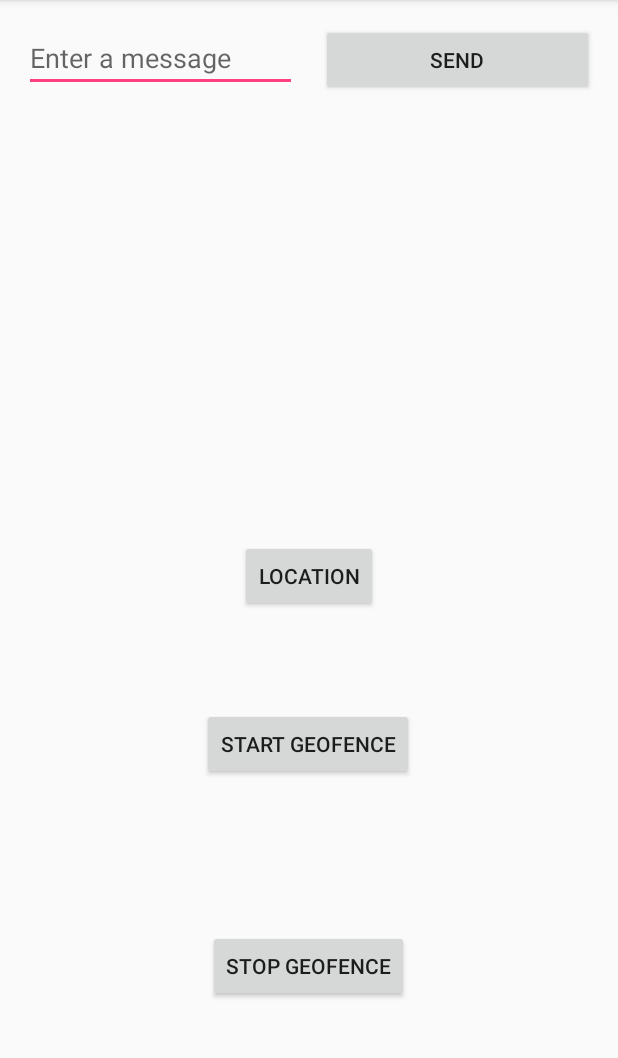
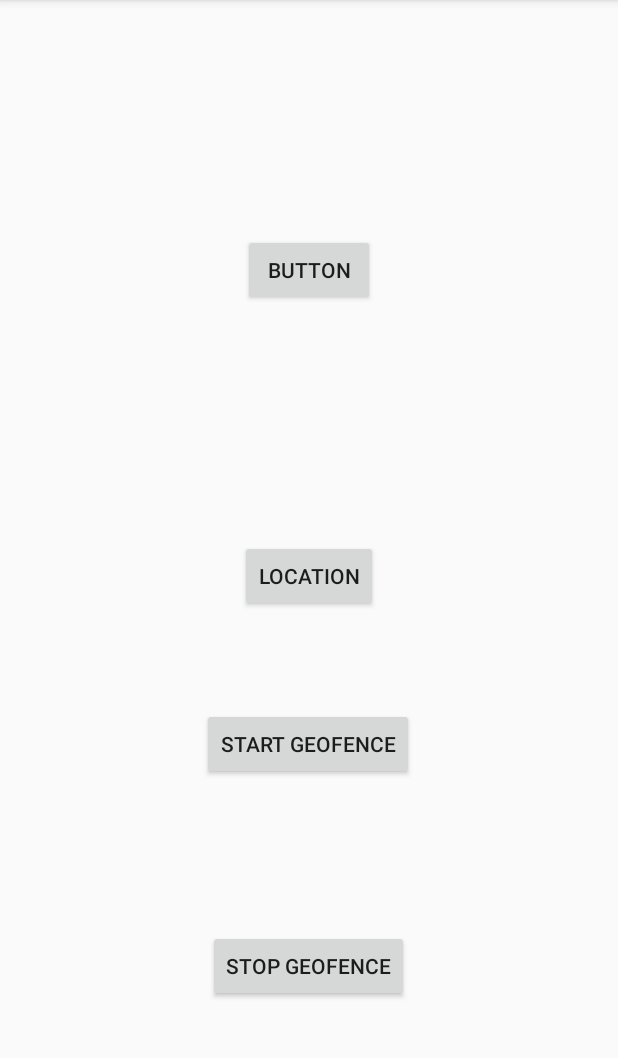
Before and after one commit to MNRKhan/hack-the-6ix-2018, an Android app: the screen it shows after launch (MainActivity), on a phone screen of 412 x 824 dp, the part 84-1142 px from its top. Run offline under Robolectric (Android 15) with nearby library versions, the phone set to English and light mode, and no system bars.

Commit message:
this commit contains implementation of text to speech, speech to text and navigation

```diff
--- a/android/MyApplication/app/build.gradle
+++ b/android/MyApplication/app/build.gradle
@@ -22,6 +22,7 @@ dependencies {
     implementation fileTree(dir: 'libs', include: ['*.jar'])
     implementation 'com.android.support:appcompat-v7:26.1.0'
     implementation 'com.android.support.constraint:constraint-layout:1.1.2'
+    implementation 'com.android.support:design:26.1.0'
     testImplementation 'junit:junit:4.12'
     androidTestImplementation 'com.android.support.test:runner:1.0.2'
     androidTestImplementation 'com.android.support.test.espresso:espresso-core:3.0.2'
--- a/android/MyApplication/app/src/main/java/com/example/mkhan/myapplication/MainActivity.java
+++ b/android/MyApplication/app/src/main/java/com/example/mkhan/myapplication/MainActivity.java
@@ -4,6 +4,7 @@ import android.Manifest;
 import android.app.PendingIntent;
 import android.content.Intent;
 import android.location.Location;
+import android.net.Uri;
 import android.support.v7.app.AppCompatActivity;
 import android.os.Bundle;
 import android.util.Log;
@@ -31,6 +32,7 @@ public class MainActivity extends AppCompatActivity {
 
     GoogleApiClient googleApiClient = null;
 
+    private Button directionMap;
     private Button startLocationMonitoring;
     private Button startGeofenceMonitoring;
     private Button stopGeofenceMonitoring;
@@ -64,6 +66,17 @@ public class MainActivity extends AppCompatActivity {
             }
         });
 
+        directionMap = (Button)findViewById(R.id.maps);
+
+        directionMap.setOnClickListener(new View.OnClickListener(){
+            public void onClick (View v){
+                Intent maps = new Intent (Intent.ACTION_VIEW, Uri.parse("google.navigation:q=Bahen+Toronto+Canada"));
+                maps.setPackage("com.google.android.apps.maps");
+
+                startActivity(maps);
+            }
+
+        });
         // FINE_LOCATION uses gps, COARSE_LOCATION uses wifi
         // FINE_LOCATION consumes more battery but is more accurate and doesn't require wifi access
 
@@ -204,12 +217,5 @@ public class MainActivity extends AppCompatActivity {
         LocationServices.GeofencingApi.removeGeofences(googleApiClient, geofenceIds);
     }
 
-    // called whenever "Send" button is pressed, navigate to new screen with text input value
-    public void sendMessage(View view) {
-        Intent intent = new Intent(this, DisplayMessageActivity.class);
-        EditText editText = (EditText) findViewById(R.id.editText);
-        String message = editText.getText().toString();
-        intent.putExtra(EXTRA_MESSAGE, message);
-        startActivity(intent);
-    }
+
 }
--- a/android/MyApplication/app/src/main/res/layout/activity_main.xml
+++ b/android/MyApplication/app/src/main/res/layout/activity_main.xml
@@ -6,32 +6,6 @@
     android:layout_height="match_parent"
     tools:context="com.example.mkhan.myapplication.MainActivity">
 
-    <EditText
-        android:id="@+id/editText"
-        android:layout_width="0dp"
-        android:layout_height="wrap_content"
-        android:layout_marginStart="16dp"
-        android:layout_marginTop="16dp"
-        android:ems="10"
-        android:hint="@string/edit_message"
-        android:inputType="textPersonName"
-        app:layout_constraintEnd_toStartOf="@+id/button2"
-        app:layout_constraintHorizontal_bias="0.4"
-        app:layout_constraintStart_toStartOf="parent"
-        app:layout_constraintTop_toTopOf="parent" />
-
-    <Button
-        android:id="@+id/button2"
-        android:layout_width="0dp"
-        android:layout_height="wrap_content"
-        android:layout_marginEnd="16dp"
-        android:layout_marginStart="16dp"
-        android:onClick="sendMessage"
-        android:text="@string/button_send"
-        app:layout_constraintBaseline_toBaselineOf="@+id/editText"
-        app:layout_constraintEnd_toEndOf="parent"
-        app:layout_constraintHorizontal_bias="0.5"
-        app:layout_constraintStart_toEndOf="@+id/editText" />
 
     <Button
         android:id="@+id/startLocationMonitoring"
@@ -67,4 +41,18 @@
         app:layout_constraintRight_toRightOf="parent"
         app:layout_constraintTop_toBottomOf="@+id/startGeofenceMonitoring" />
 
+    <Button
+        android:id="@+id/maps"
+        android:layout_width="wrap_content"
+        android:layout_height="wrap_content"
+        android:layout_marginBottom="8dp"
+        android:layout_marginEnd="8dp"
+        android:layout_marginStart="8dp"
+        android:layout_marginTop="8dp"
+        android:text="Button"
+        app:layout_constraintBottom_toTopOf="@+id/startLocationMonitoring"
+        app:layout_constraintEnd_toEndOf="parent"
+        app:layout_constraintStart_toStartOf="parent"
+        app:layout_constraintTop_toTopOf="parent" />
+
 </android.support.constraint.ConstraintLayout>
--- /dev/null
+++ b/android/MyApplication/app/src/main/res/values/dimens.xml
@@ -0,0 +1,3 @@
+<resources>
+    <dimen name="fab_margin">16dp</dimen>
+</resources>
--- a/android/MyApplication/app/src/main/res/values/strings.xml
+++ b/android/MyApplication/app/src/main/res/values/strings.xml
@@ -2,4 +2,5 @@
     <string name="app_name">My Application</string>
     <string name="edit_message">Enter a message</string>
     <string name="button_send">Send</string>
+    <string name="title_activity_speech_rec">SpeechRec</string>
 </resources>
--- a/android/MyApplication/app/src/main/res/values/styles.xml
+++ b/android/MyApplication/app/src/main/res/values/styles.xml
@@ -8,4 +8,13 @@
         <item name="colorAccent">@color/colorAccent</item>
     </style>
 
+    <style name="AppTheme.NoActionBar">
+        <item name="windowActionBar">false</item>
+        <item name="windowNoTitle">true</item>
+    </style>
+
+    <style name="AppTheme.AppBarOverlay" parent="ThemeOverlay.AppCompat.Dark.ActionBar" />
+
+    <style name="AppTheme.PopupOverlay" parent="ThemeOverlay.AppCompat.Light" />
+
 </resources>
--- a/android/MyApplication/build.gradle
+++ b/android/MyApplication/build.gradle
@@ -7,7 +7,7 @@ buildscript {
         jcenter()
     }
     dependencies {
-        classpath 'com.android.tools.build:gradle:3.0.1'
+        classpath 'com.android.tools.build:gradle:3.1.4'
 
 
         // NOTE: Do not place your application dependencies here; they belong
```
Also changed, not shown: android/MyApplication/app/src/main/AndroidManifest.xml (+18 -4 lines), android/MyApplication/app/src/main/java/com/example/mkhan/myapplication/GeofenceService.java (+17 -2 lines), android/MyApplication/app/src/main/java/com/example/mkhan/myapplication/SpeechRec.java (added, +100 -0 lines), android/MyApplication/app/src/main/res/layout/activity_speech_rec.xml (added, +41 -0 lines), android/MyApplication/app/src/main/res/layout/content_speech_rec.xml (added, +11 -0 lines), android/MyApplication/gradle/wrapper/gradle-wrapper.properties.
